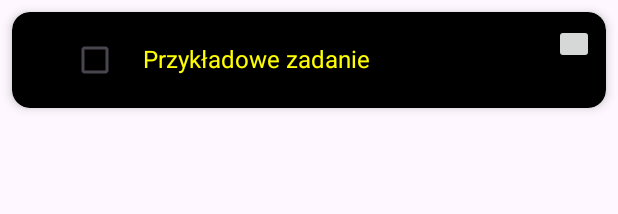
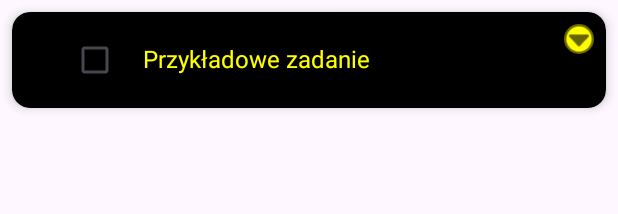
Before and after one commit to PawelzRembertowa/todolist_android_application, an Android app: the layout todo_item.xml on its own in the app's theme, with its tools: preview values and no code run, on a phone screen of 412 x 824 dp. Shown: the top 214 px of the screen. Run offline under Robolectric (Android 15) with nearby library versions, the phone set to English and light mode, and no system bars.

Commit message:
Pretty styles added

```diff
--- /dev/null
+++ b/app/src/main/res/drawable/button_background.xml
@@ -0,0 +1,5 @@
+<?xml version="1.0" encoding="utf-8"?>
+<shape xmlns:android="http://schemas.android.com/apk/res/android">
+    <solid android:color="#FFFF00"/> <!-- Kolor tła - żółty -->
+    <corners android:radius="12dp"/> <!-- Zaokrąglone rogi -->
+</shape>
--- a/app/src/main/res/layout/todo_item.xml
+++ b/app/src/main/res/layout/todo_item.xml
@@ -36,20 +36,26 @@
         android:layout_width="0dp"
         android:minHeight="48dp"
         android:layout_height="wrap_content"
-        android:maxLines="10"
         android:layout_weight="1"
         android:textColor="#FFFF00"
         android:text="Przykładowe zadanie"
         android:textSize="16sp"
         android:paddingStart="8dp"
+        android:paddingBottom="8dp"
         android:clickable="true"
-        android:background="@android:color/transparent" />
+        android:background="@android:color/transparent"
+        android:maxLines="10"
+
+        />
 
        <ImageButton
            android:id="@+id/moreButton_main"
-           android:layout_width="40px"
-           android:layout_height="40px">
-
+           android:layout_width="20dp"
+           android:layout_height="20dp"
+           android:background="@drawable/button_background"
+           android:src="@android:drawable/ic_menu_more"
+           android:contentDescription="Opcje"
+           app:tint="@android:color/black">
        </ImageButton>
 </LinearLayout>
 <androidx.recyclerview.widget.RecyclerView
--- a/app/src/main/res/layout/todo_subtask_item.xml
+++ b/app/src/main/res/layout/todo_subtask_item.xml
@@ -31,8 +31,9 @@
         android:textColor="#FFFF00"
         android:background="@android:color/transparent"
         android:textSize="14sp"
-        android:ellipsize="end"
-        android:maxLines="1"
+        android:ellipsize="none"
+        android:singleLine="false"
+        android:maxLines="10"
         android:layout_gravity="center_vertical" />
 </LinearLayout>
 </androidx.cardview.widget.CardView>
--- a/app/src/main/res/values/colors.xml
+++ b/app/src/main/res/values/colors.xml
@@ -2,4 +2,5 @@
 <resources>
     <color name="black">#FF000000</color>
     <color name="white">#FFFFFFFF</color>
+    <color name="dark_gray">#2C2C2C</color>
 </resources>
```
Also changed, not shown: app/src/main/res/menu/todoitem_menu.xml (+10 -3 lines), app/src/main/res/values/styles.xml (added, +8 -0 lines).
